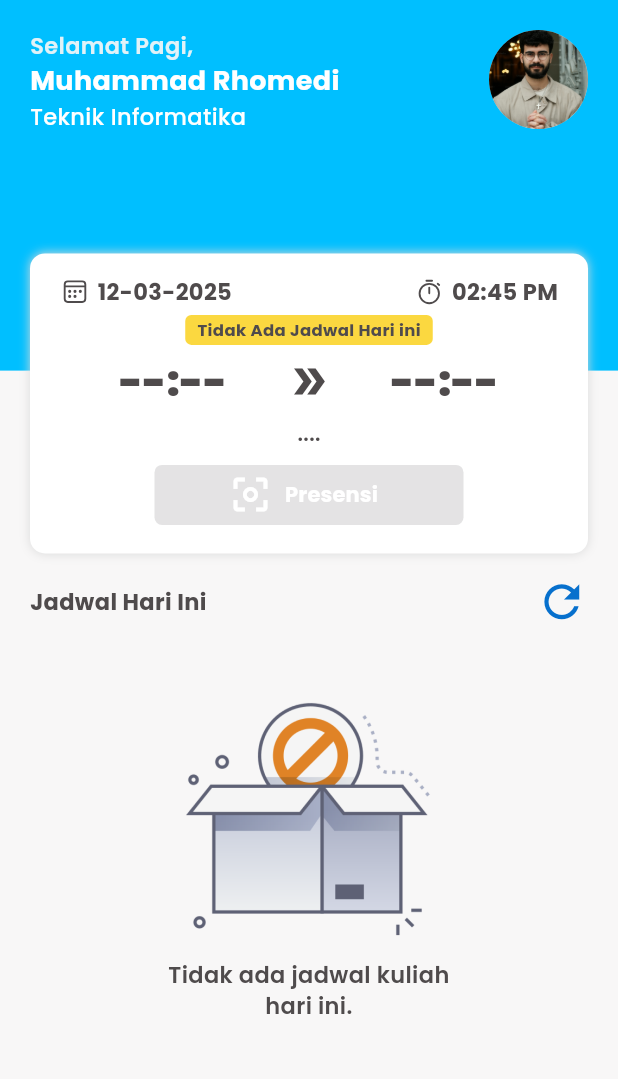
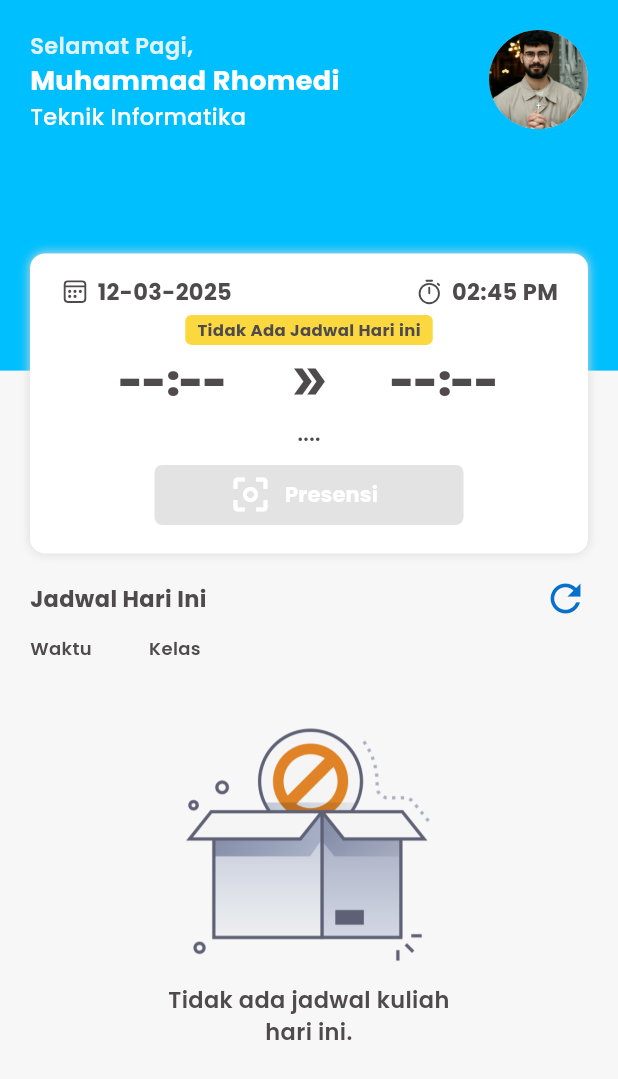
Before and after one commit to Rhomaedy1201/Attendace-Online-Polije, a Flutter app: the HomeScreen screen opened directly, on a phone screen of 412 x 824 dp. Shown: the top 1079 px of the screen. Run offline on Flutter 3.47's test engine with Material 3 defaults, Android fonts, the phone set to English and light mode, and no system bars; our stand-ins replace camera, fluentui_system_icons, flutter_bloc, flutter_dotenv, google_fonts, lottie and 2 more; missing offline and left inert: google_mlkit_face_detection; accounts and stored records are empty; network calls fail.

Commit message:
main: fix home

```diff
--- a/lib/features/home/screens/index.dart
+++ b/lib/features/home/screens/index.dart
@@ -26,7 +26,7 @@ class HomeScreen extends StatelessWidget {
                     screenHeight: screenHeight, screenWidth: screenWidth),
                 Padding(
                   padding:
-                      const EdgeInsets.symmetric(horizontal: 20, vertical: 15),
+                      const EdgeInsets.only(left: 20, right: 20, top: 15, bottom: 10),
                   child: Row(
                     mainAxisAlignment: MainAxisAlignment.spaceBetween,
                     children: [
@@ -39,11 +39,28 @@ class HomeScreen extends StatelessWidget {
                           context.read<JadwalTodayCubit>().getJadwalToday();
                           context.read<JadwalNowCubit>().getJadwalNow();
                         },
-                        child: Icon(Icons.refresh, color: ColorConstants.primaryDarkC, size: 35),
+                        child: Icon(Icons.refresh, color: ColorConstants.primaryDarkC, size: 30),
                       ),
                     ],
                   ),
                 ),
+                Padding(
+                  padding: const EdgeInsets.symmetric(horizontal: 20),
+                  child: Row(
+                    children: [
+                      MyText(
+                        title: "Waktu",
+                        fontSize: 12,
+                        fontWeight: FontWeight.w600),
+                      Gap(X: 38),
+                      MyText(
+                        title: "Kelas",
+                        fontSize: 12,
+                        fontWeight: FontWeight.w600),
+                    ],
+                  ),
+                ),
+                Gap(Y: 10),
                 ItemSchedule(screenWidth: screenWidth),
               ],
             ),
--- a/lib/features/home/widgets/item_schedule.dart
+++ b/lib/features/home/widgets/item_schedule.dart
@@ -20,23 +20,11 @@ class ItemSchedule extends StatelessWidget {
                 padding: const EdgeInsets.symmetric(horizontal: 20),
                 child: Column(
                   children: [
-                    Row(
-                      children: [
-                        MyText(
-                            title: "Waktu",
-                            fontSize: 12,
-                            fontWeight: FontWeight.w600),
-                        Gap(X: 38),
-                        MyText(
-                            title: "Kelas",
-                            fontSize: 12,
-                            fontWeight: FontWeight.w600),
-                      ],
-                    ),
                     ListView.builder(
                       itemCount: state.jadwal.data.length,
                       shrinkWrap: true,
                       padding: EdgeInsets.all(0),
+                      physics: const NeverScrollableScrollPhysics(),
                       itemBuilder: (context, index) {
                         var data = state.jadwal.data;
                         return Row(
@@ -152,7 +140,8 @@ class ItemSchedule extends StatelessWidget {
                           ],
                         );
                       },
-                    )
+                    ),
+                    Gap(Y: 50)
                   ],
                 ),
               ),
```
Also changed, not shown: 4 other files.
